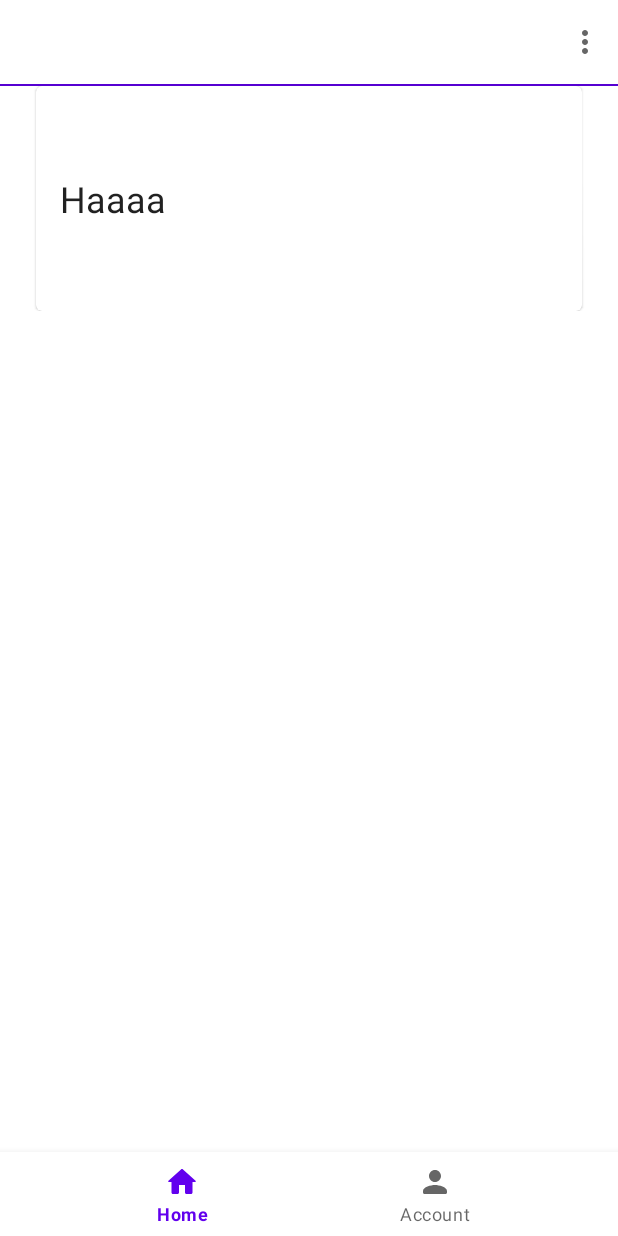
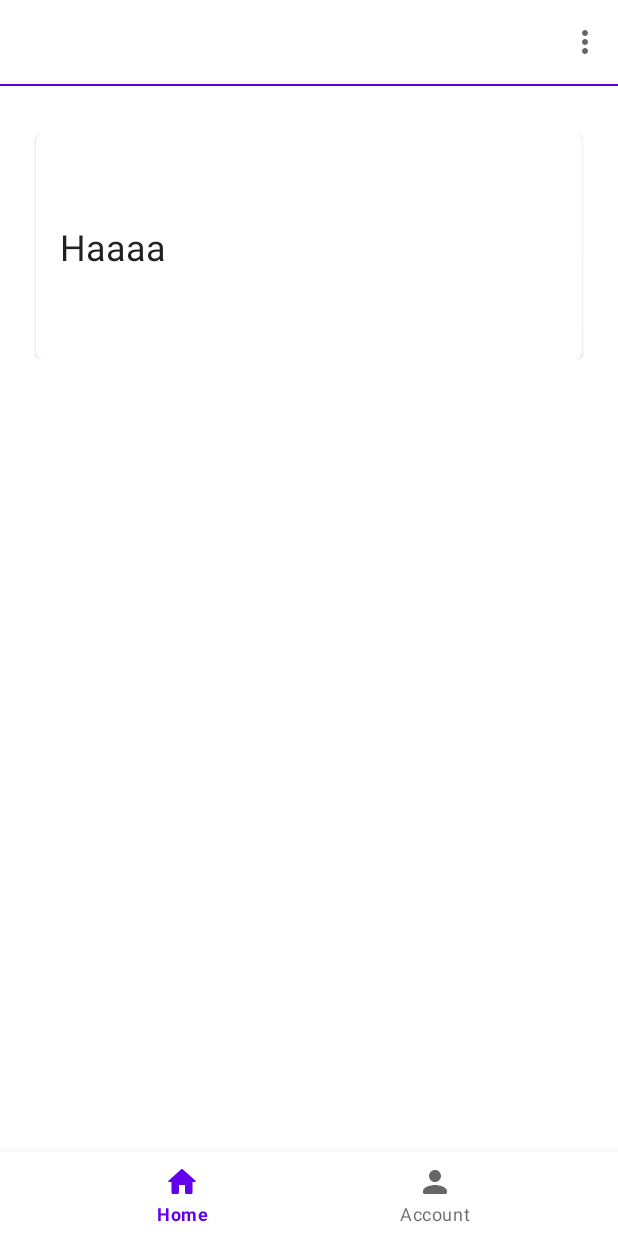
Before and after one commit to purwasadr/Berkelas, an Android app: the screen it shows after launch once a user with an empty profile is signed in (MainActivity), on a phone screen of 412 x 824 dp. Run offline under Robolectric (Android 15) with nearby library versions, the phone set to English and light mode, and no system bars; our stand-ins replace Dagger/Hilt's generated code, Firebase (no records; nobody signed in at launch, a user with empty details on screens opened directly), data binding, navigation-ui.

Commit message:
Configure NestedScrollView

```diff
--- a/app/src/main/res/layout/fragment_home.xml
+++ b/app/src/main/res/layout/fragment_home.xml
@@ -1,8 +1,9 @@
 <?xml version="1.0" encoding="utf-8"?>
-<androidx.core.widget.NestedScrollView
-    xmlns:android="http://schemas.android.com/apk/res/android"
+<androidx.core.widget.NestedScrollView xmlns:android="http://schemas.android.com/apk/res/android"
+    xmlns:tools="http://schemas.android.com/tools"
     android:layout_width="match_parent"
-    android:layout_height="match_parent">
+    android:layout_height="match_parent"
+    android:fillViewport="true">
 
     <LinearLayout
         android:layout_width="match_parent"
@@ -11,16 +12,18 @@
 
         <androidx.recyclerview.widget.RecyclerView
             android:id="@+id/list_card"
+            android:layout_width="match_parent"
+            android:layout_height="wrap_content"
+            android:layout_marginTop="@dimen/spacing_normal"
+            android:clipToPadding="false"
             android:nestedScrollingEnabled="false"
-            android:layout_width="match_parent"
-            android:layout_height="match_parent"
-            android:clipToPadding="false"/>
+            tools:listitem="@layout/list_item_card_main" />
 
         <androidx.recyclerview.widget.RecyclerView
             android:id="@+id/list_menu"
-            android:nestedScrollingEnabled="false"
-            android:isScrollContainer="false"
             android:layout_width="match_parent"
-            android:layout_height="match_parent" />
+            android:layout_height="wrap_content"
+            android:layout_marginTop="@dimen/spacing_normal"
+            android:nestedScrollingEnabled="false" />
     </LinearLayout>
 </androidx.core.widget.NestedScrollView>
```
